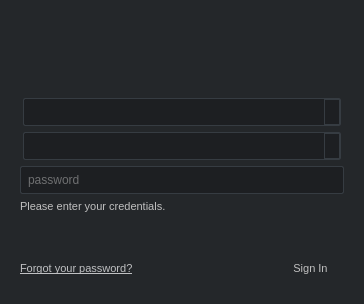
First picture: the form in python/tank/authentication/resources/login_dialog.ui, repository shotgunsoftware/tk-core, before the edit.
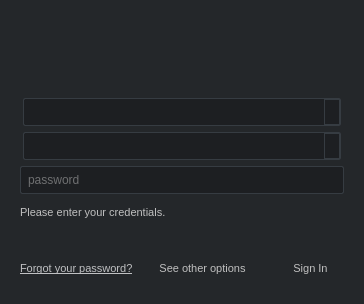
Second picture: the form after the edit. Icons and pictures are not drawn. Custom widgets are drawn as their Qt base class.

Commit message: Add Option menu button

```diff
--- a/python/tank/authentication/resources/login_dialog.ui
+++ b/python/tank/authentication/resources/login_dialog.ui
@@ -43,6 +43,29 @@
     padding-right: 15px;
 }
 
+QPushButton::menu-indicator {
+    subcontrol-position: right center;
+}
+
+QPushButton QMenu::item {
+    padding: 15px;
+    border: 1px solid transparent;
+}
+
+QPushButton QMenu::item:disabled {
+    color: rgb(160, 160, 160);
+    font-style: italic;
+}
+
+QPushButton QMenu::item:selected {
+    border-color: rgb(54, 60, 66);
+}
+
+QPushButton QMenu::item:pressed
+{
+    border-color: rgb(192, 192, 192);
+}
+
 QLineEdit, QComboBox
 {
     background-color: rgb(29, 31, 34);
@@ -231,7 +254,7 @@
           <item>
            <widget class="QLabel" name="message">
             <property name="sizePolicy">
-             <sizepolicy hsizetype="Preferred" vsizetype="Fixed">
+             <sizepolicy hsizetype="Preferred" vsizetype="Expanding">
               <horstretch>0</horstretch>
               <verstretch>0</verstretch>
              </sizepolicy>
@@ -267,7 +290,7 @@
         </widget>
        </item>
        <item>
-        <layout class="QHBoxLayout" name="button_layout" stretch="0,1,0">
+        <layout class="QHBoxLayout" name="button_layout" stretch="0,0,1,0">
          <property name="spacing">
           <number>10</number>
          </property>
@@ -297,6 +320,19 @@
            </item>
           </layout>
          </item>
+         <item>
+          <widget class="QPushButton" name="button_options">
+           <property name="text">
+            <string>See other options</string>
+           </property>
+           <property name="autoDefault">
+            <bool>false</bool>
+           </property>
+           <property name="flat">
+            <bool>true</bool>
+           </property>
+          </widget>
+         </item>
          <item>
           <spacer name="sign_in_hspacer">
            <property name="orientation">
```
The commit also changes 2 other files.
